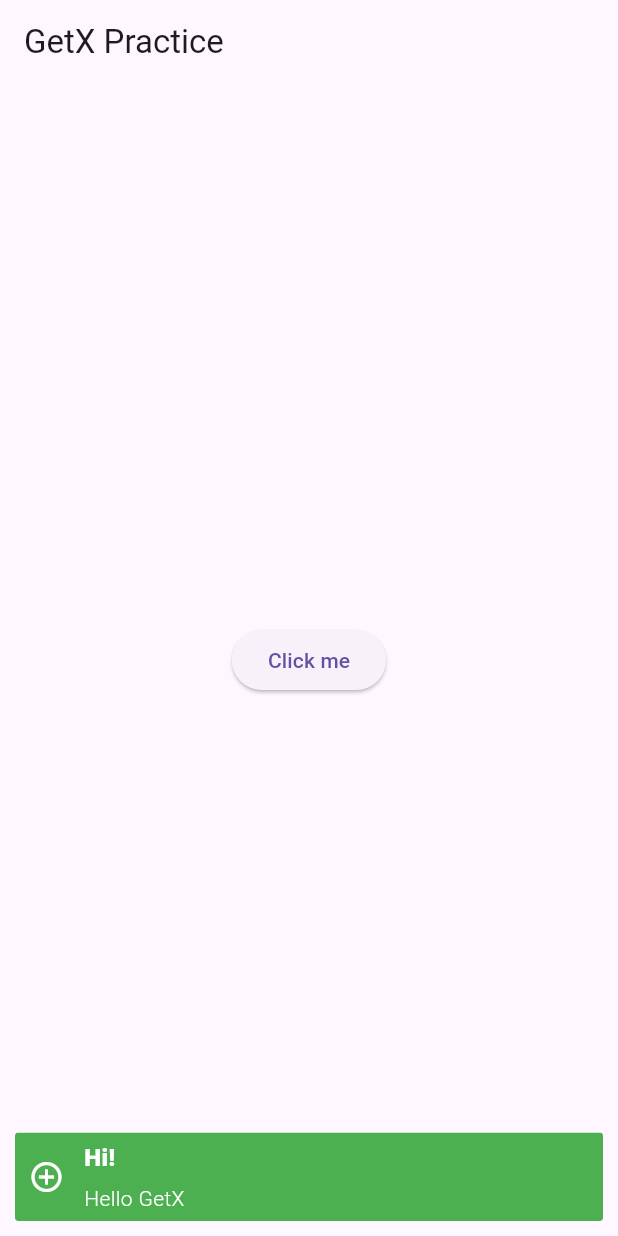
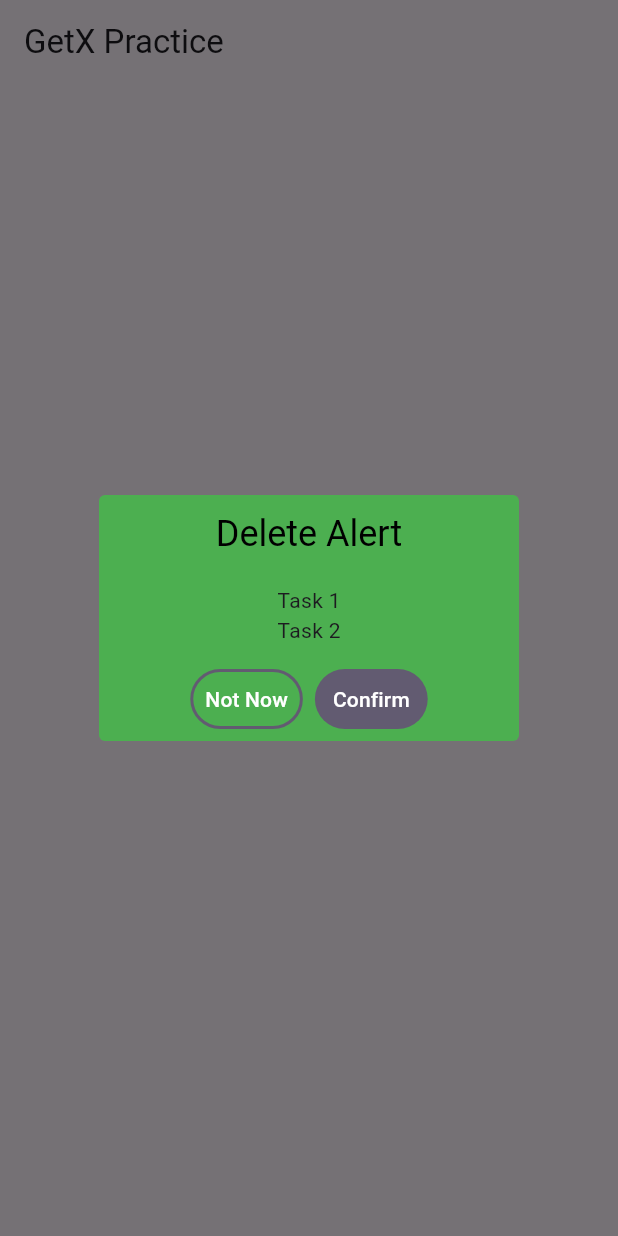
Before and after one commit to hassib2244/GetX_state_management, a Flutter app: the screen it shows after launch, after a tap on "Click me", on a phone screen of 412 x 824 dp. Run offline on Flutter 3.47's test engine with Material 3 defaults, Android fonts, the light colour scheme and no system bars; our stand-ins replace get.

Commit message:
GetX dialog update

```diff
--- a/lib/HomePage.dart
+++ b/lib/HomePage.dart
@@ -12,8 +12,9 @@ class Homepage extends StatelessWidget {
       body: Center(
         child: ElevatedButton(
             onPressed: (){
+              //GetX SnacBar
 
-              Get.snackbar("Hi!", "Hello GetX",
+             /* Get.snackbar("Hi!", "Hello GetX",
               snackPosition: SnackPosition.BOTTOM,
               showProgressIndicator: true,
               backgroundColor: Colors.green,
@@ -25,11 +26,35 @@ class Homepage extends StatelessWidget {
                 isDismissible: false,
                 duration: Duration(seconds:5),
                 animationDuration: Duration(milliseconds: 1500),
+              );
+              */
+              Get.defaultDialog(
+                title: "Delete Alert",
+                titlePadding: EdgeInsets.all(10),
+                titleStyle: TextStyle(color: Colors.black),
 
+                middleText: "Once delete, you can't get it back",
+                middleTextStyle: TextStyle(color: Colors.white),
 
+                backgroundColor: Colors.green,
+                radius: 4,
+                textConfirm: "Confirm",
+                textCancel: "Not Now",
+                cancelTextColor: Colors.white,
+                confirmTextColor: Colors.white,
+                onCancel: ()=>{Get.back(closeOverlays: true)},
+                onConfirm: ()=>{Get.back(closeOverlays: true)},
+                barrierDismissible: false,
 
+                content: Column(
 
+                  children: [
+                    Text("Task 1"),
+                    Text("Task 2"),
+                  ],
+                )
               );
+
             },
             child: Text("Click me")),
       ),
```
